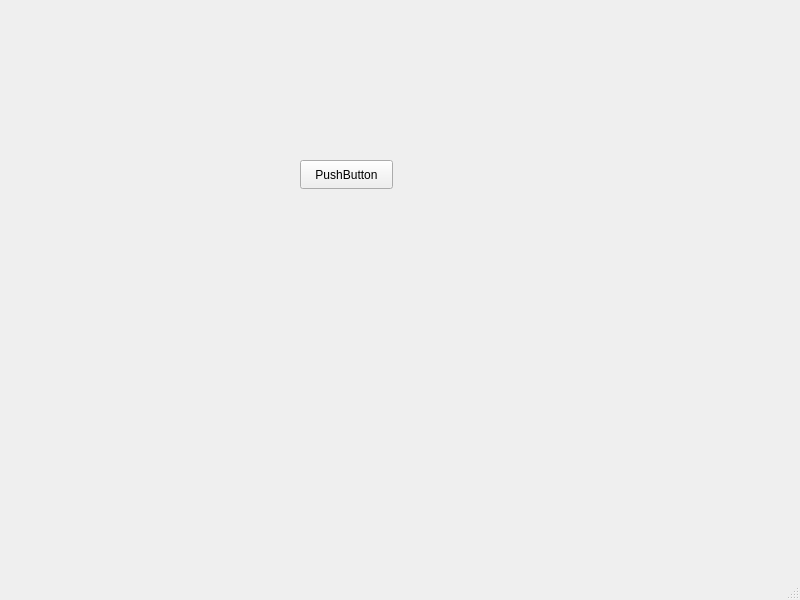
Old version of the form mainwindow.ui in the repository vlad-avr/Lab2_Random_event_modeling.
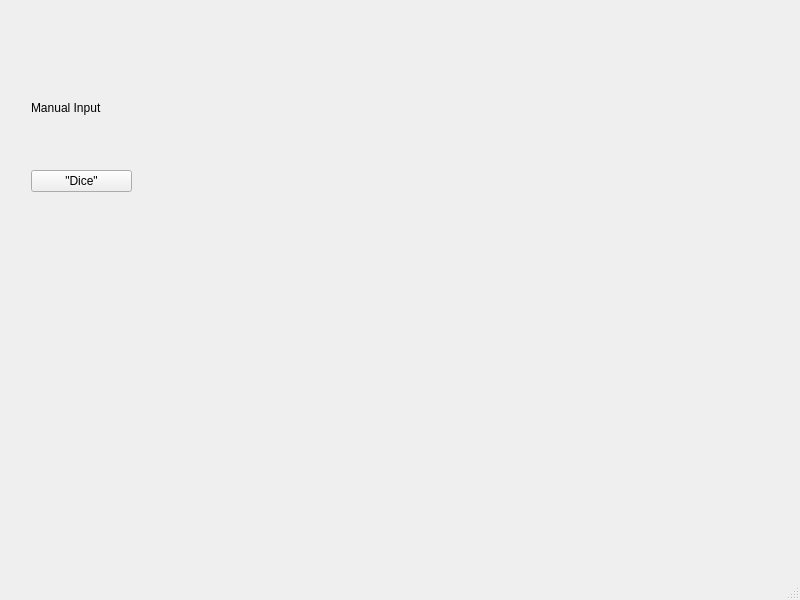
New version of the form.

Patch:
```diff
--- a/mainwindow.ui
+++ b/mainwindow.ui
@@ -14,18 +14,37 @@
    <string>MainWindow</string>
   </property>
   <widget class="QWidget" name="centralwidget">
-   <widget class="QPushButton" name="pushButton">
+   <widget class="QWidget" name="">
     <property name="geometry">
      <rect>
-      <x>300</x>
-      <y>160</y>
-      <width>93</width>
-      <height>29</height>
+      <x>31</x>
+      <y>51</y>
+      <width>101</width>
+      <height>141</height>
      </rect>
     </property>
-    <property name="text">
-     <string>PushButton</string>
-    </property>
+    <layout class="QVBoxLayout" name="verticalLayout">
+     <item>
+      <widget class="QLabel" name="label">
+       <property name="text">
+        <string>Manual Input</string>
+       </property>
+      </widget>
+     </item>
+     <item>
+      <widget class="QPushButton" name="pushButton_Dice_manual">
+       <property name="toolTip">
+        <string>User defines values and probabilities for basic events (sum of probabilities must be equal to 1) and then the simulation runs N times, the results are then shown in a table</string>
+       </property>
+       <property name="toolTipDuration">
+        <number>10000</number>
+       </property>
+       <property name="text">
+        <string>&quot;Dice&quot;</string>
+       </property>
+      </widget>
+     </item>
+    </layout>
    </widget>
   </widget>
   <widget class="QMenuBar" name="menubar">
```
Left out of the diff: 10 changed lines with no effect on the pictures.
